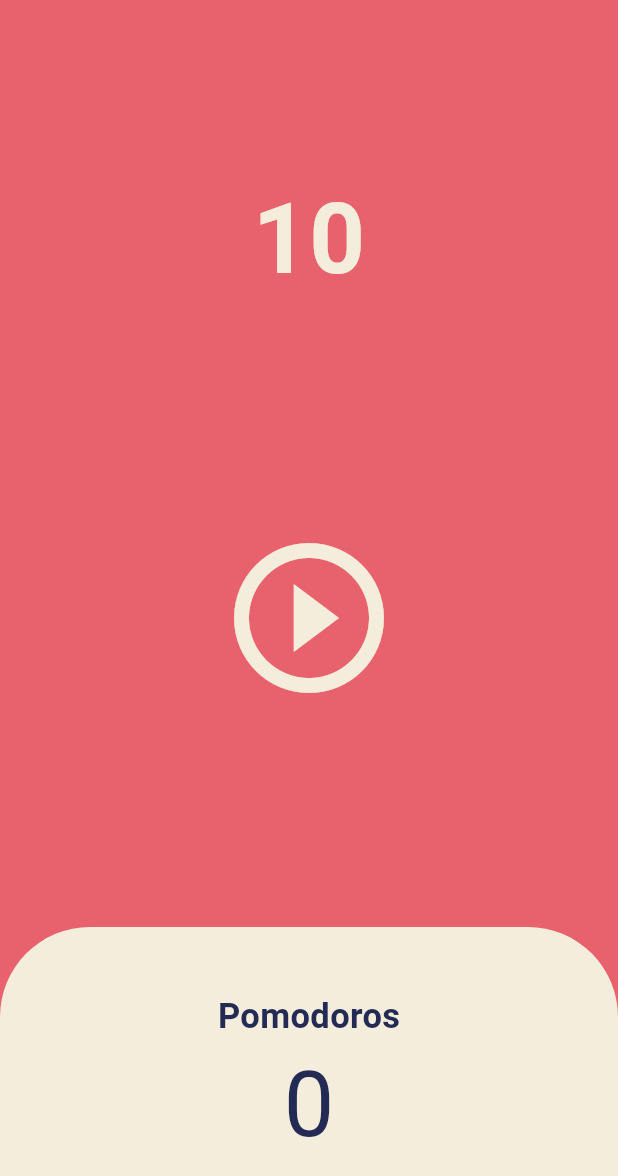
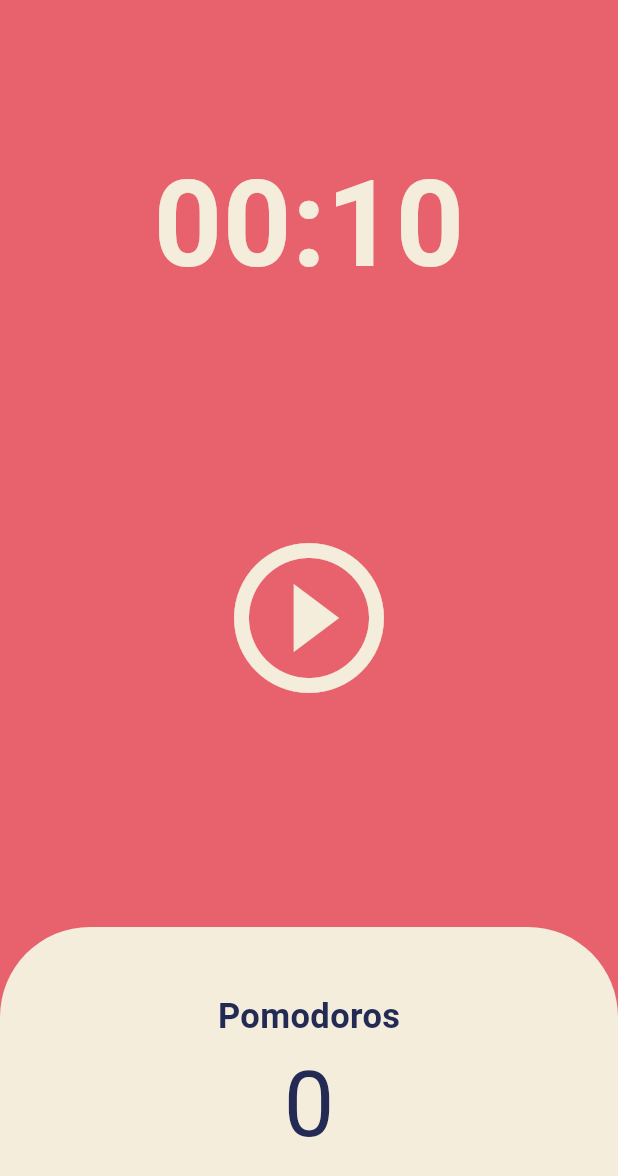
Before and after one commit to chhhhhyoo/FluttToon, a Flutter app: the screen it shows after launch, on a phone screen of 412 x 824 dp. Shown: the top 1176 px of the screen. Run offline on Flutter 3.47's test engine with Material 3 defaults, Android fonts, the phone set to English and light mode, and no system bars.

Commit message:
[home_screen] minute
Minute format

```diff
--- a/lib/screens/home_screen.dart
+++ b/lib/screens/home_screen.dart
@@ -9,6 +9,7 @@ class HomeScreen extends StatefulWidget {
 }
 
 class _HomeScreenState extends State<HomeScreen> {
+  static const twentyFiveMin = 1500;
   int totalSeconds = 10;
   bool isRunning = false;
   int totalPomo = 0;
@@ -19,7 +20,7 @@ class _HomeScreenState extends State<HomeScreen> {
       setState(() {
         totalPomo += 1;
         isRunning = false;
-        totalSeconds = 1500;
+        totalSeconds = twentyFiveMin;
       });
       timer.cancel();
     } else {
@@ -43,6 +44,11 @@ class _HomeScreenState extends State<HomeScreen> {
     });
   }
 
+  String format(int seconds) {
+    var duration = Duration(seconds: seconds);
+    return duration.toString().split(".").first.substring(2, 7);
+  }
+
   @override
   Widget build(BuildContext context) {
     return Scaffold(
@@ -54,10 +60,10 @@ class _HomeScreenState extends State<HomeScreen> {
             child: Container(
               alignment: Alignment.bottomCenter,
               child: Text(
-                '$totalSeconds',
+                format(totalSeconds),
                 style: TextStyle(
                     color: Theme.of(context).cardColor,
-                    fontSize: 65,
+                    fontSize: 80,
                     fontWeight: FontWeight.w600),
               ),
             ),
```
